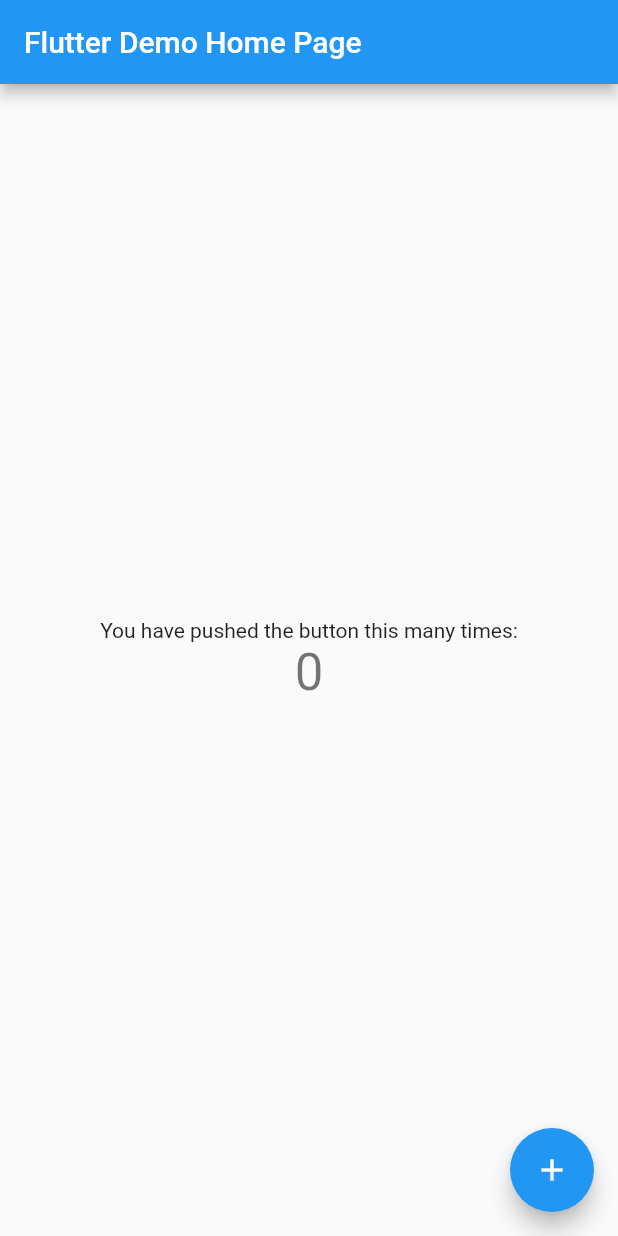
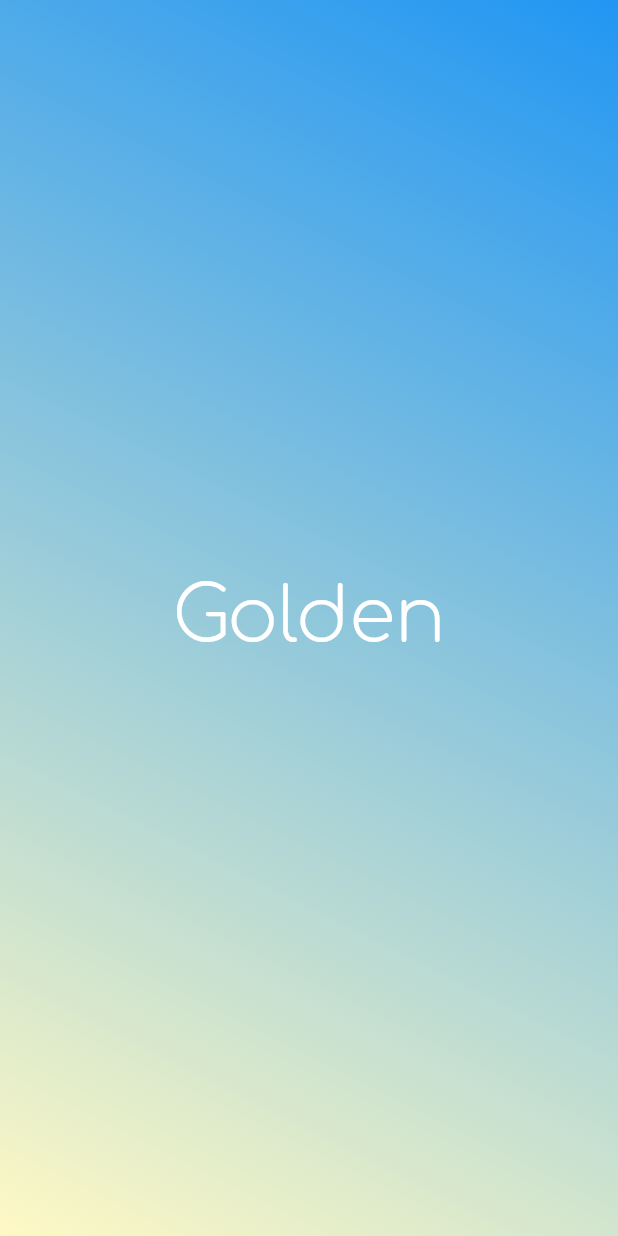
Before and after one commit to alexandertowers/Golden, a Flutter app: the screen it shows after launch, on a phone screen of 412 x 824 dp. Run offline on Flutter 3.47's test engine with Material 2 defaults, Android fonts, the phone set to English and light mode, and no system bars.

Commit message:
Beginning of initial homepage added.

```diff
--- a/lib/main.dart
+++ b/lib/main.dart
@@ -1,117 +1,40 @@
 import 'package:flutter/material.dart';
 
-void main() {
-  runApp(MyApp());
-}
+void main() => runApp(MyApp());
 
 class MyApp extends StatelessWidget {
   // This widget is the root of your application.
   @override
   Widget build(BuildContext context) {
-    return MaterialApp(
-      title: 'Flutter Demo',
-      theme: ThemeData(
-        // This is the theme of your application.
-        //
-        // Try running your application with "flutter run". You'll see the
-        // application has a blue toolbar. Then, without quitting the app, try
-        // changing the primarySwatch below to Colors.green and then invoke
-        // "hot reload" (press "r" in the console where you ran "flutter run",
-        // or simply save your changes to "hot reload" in a Flutter IDE).
-        // Notice that the counter didn't reset back to zero; the application
-        // is not restarted.
-        primarySwatch: Colors.blue,
-        // This makes the visual density adapt to the platform that you run
-        // the app on. For desktop platforms, the controls will be smaller and
-        // closer together (more dense) than on mobile platforms.
-        visualDensity: VisualDensity.adaptivePlatformDensity,
+    return MaterialApp(theme: ThemeData(fontFamily: 'Comfortaa'), home: Home());
+  }
+}
+
+class Home extends StatelessWidget {
+  @override
+  Widget build(BuildContext context) {
+    return Scaffold(
+      body: Center(
+        child: Container(
+          decoration: BoxDecoration(
+            gradient: LinearGradient(
+                begin: Alignment.topRight,
+                end: Alignment.bottomLeft,
+                colors: [Colors.blue, Colors.yellow[100]]),
+          ),
+          child: Center(
+            child: Text(
+              "Golden",
+              style: TextStyle(
+                color: Colors.white,
+                fontFamily: 'Comfortaa',
+                fontSize: 50.0,
+                fontWeight: FontWeight.w200,
+              ),
+            ),
+          ),
+        ),
       ),
-      home: MyHomePage(title: 'Flutter Demo Home Page'),
     );
   }
 }
-
-class MyHomePage extends StatefulWidget {
-  MyHomePage({Key key, this.title}) : super(key: key);
-
-  // This widget is the home page of your application. It is stateful, meaning
-  // that it has a State object (defined below) that contains fields that affect
-  // how it looks.
-
-  // This class is the configuration for the state. It holds the values (in this
-  // case the title) provided by the parent (in this case the App widget) and
-  // used by the build method of the State. Fields in a Widget subclass are
-  // always marked "final".
-
-  final String title;
-
-  @override
-  _MyHomePageState createState() => _MyHomePageState();
-}
-
-class _MyHomePageState extends State<MyHomePage> {
-  int _counter = 0;
-
-  void _incrementCounter() {
-    setState(() {
-      // This call to setState tells the Flutter framework that something has
-      // changed in this State, which causes it to rerun the build method below
-      // so that the display can reflect the updated values. If we changed
-      // _counter without calling setState(), then the build method would not be
-      // called again, and so nothing would appear to happen.
-      _counter++;
-    });
-  }
-
-  @override
-  Widget build(BuildContext context) {
-    // This method is rerun every time setState is called, for instance as done
-    // by the _incrementCounter method above.
-    //
-    // The Flutter framework has been optimized to make rerunning build methods
-    // fast, so that you can just rebuild anything that needs updating rather
-    // than having to individually change instances of widgets.
-    return Scaffold(
-      appBar: AppBar(
-        // Here we take the value from the MyHomePage object that was created by
-        // the App.build method, and use it to set our appbar title.
-        title: Text(widget.title),
-      ),
-      body: Center(
-        // Center is a layout widget. It takes a single child and positions it
-        // in the middle of the parent.
-        child: Column(
-          // Column is also a layout widget. It takes a list of children and
-          // arranges them vertically. By default, it sizes itself to fit its
-          // children horizontally, and tries to be as tall as its parent.
-          //
-          // Invoke "debug painting" (press "p" in the console, choose the
-          // "Toggle Debug Paint" action from the Flutter Inspector in Android
-          // Studio, or the "Toggle Debug Paint" command in Visual Studio Code)
-          // to see the wireframe for each widget.
-          //
-          // Column has various properties to control how it sizes itself and
-          // how it positions its children. Here we use mainAxisAlignment to
-          // center the children vertically; the main axis here is the vertical
-          // axis because Columns are vertical (the cross axis would be
-          // horizontal).
-          mainAxisAlignment: MainAxisAlignment.center,
-          children: <Widget>[
-            Text(
-              'You have pushed the button this many times:',
-            ),
-            Text(
-              '$_counter',
-              style: Theme.of(context).textTheme.headline4,
-            ),
-          ],
-        ),
-      ),
-      floatingActionButton: FloatingActionButton(
-        onPressed: _incrementCounter,
-        tooltip: 'Increment',
-        child: Icon(Icons.add),
-      ), // This trailing comma makes auto-formatting nicer for build methods.
-    );
-  }
-}
```
Also changed, not shown: pubspec.yaml (+4 -12 lines), assets/fonts/Comfortaa-Light.ttf (added), 1 other file.
